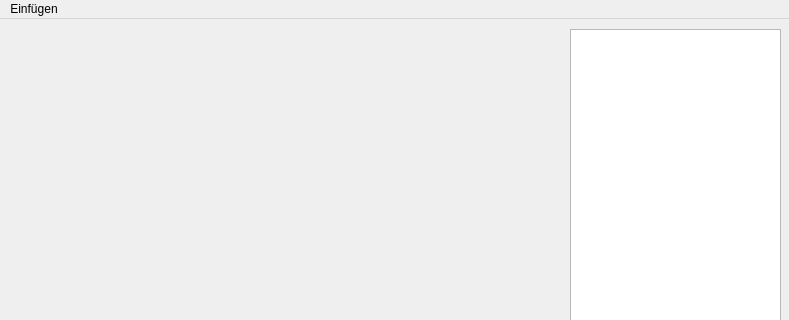
Before: the Qt Designer form mainwin_wst_bearbeiten.ui in TischlerWilly/postprozessor, drawn with Qt 5; both pictures show x 0 to 789 and y 0 to 320 of the 789 by 518 pixel window.
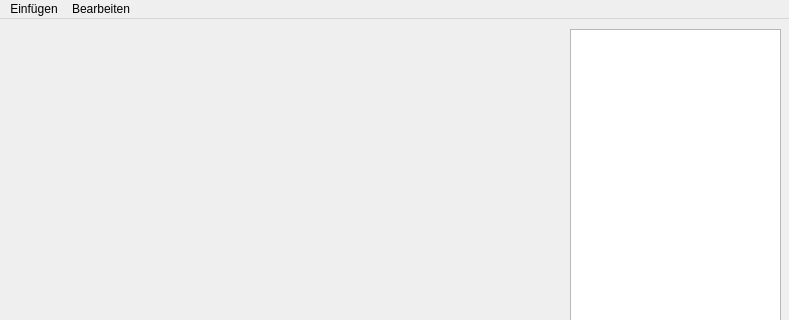
After: the same form once the commit is applied.

Diff of the .ui file:
```diff
--- a/mainwin_wst_bearbeiten.ui
+++ b/mainwin_wst_bearbeiten.ui
@@ -58,7 +58,17 @@
     <addaction name="actionMakeRTA"/>
     <addaction name="actionMakeNut"/>
    </widget>
+   <widget class="QMenu" name="menuBearbeiten">
+    <property name="title">
+     <string>Bearbeiten</string>
+    </property>
+    <addaction name="actionUndo"/>
+    <addaction name="actionRedo"/>
+    <addaction name="separator"/>
+    <addaction name="actionEntf"/>
+   </widget>
    <addaction name="menuHallo_Welt"/>
+   <addaction name="menuBearbeiten"/>
   </widget>
   <widget class="QStatusBar" name="statusbar"/>
   <action name="actionMakeBohrung">
```
Left out of the diff: 24 changed lines with no effect on the pictures.
